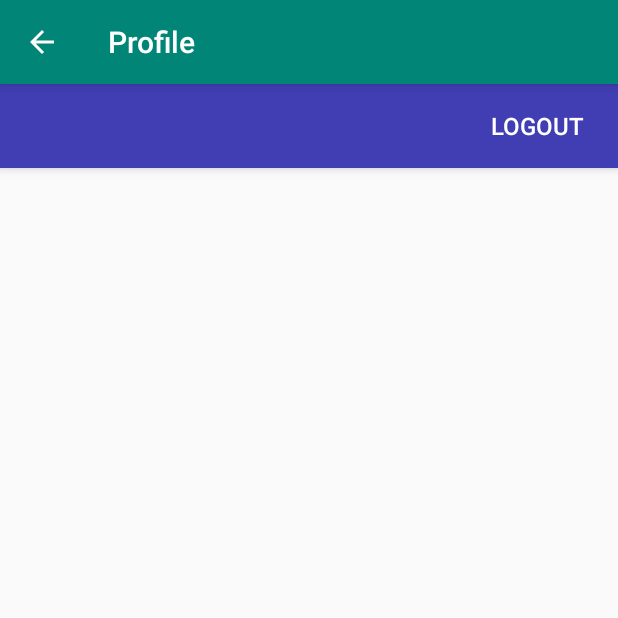
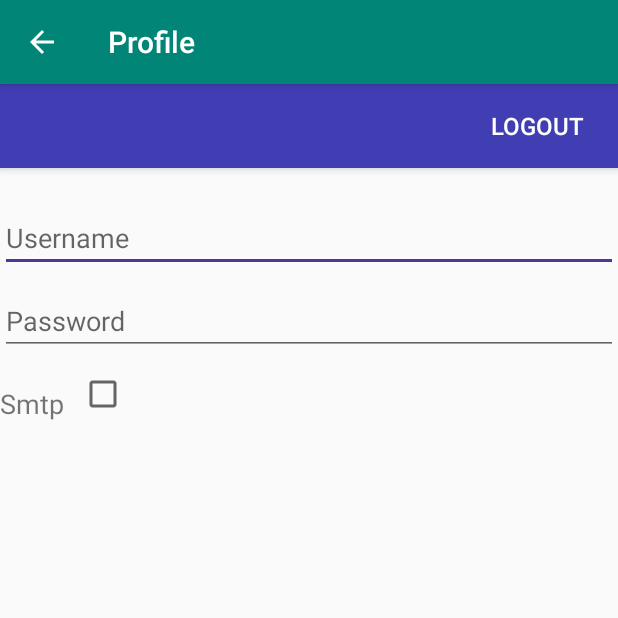
Before and after one commit to Mitra236/doPostAndroid, an Android app: the ProfileActivity screen opened directly, with no data from a screen before it, on a phone screen of 412 x 824 dp, the top half of it. Run offline under Robolectric (Android 15) with nearby library versions, the phone set to English and light mode, and no system bars; 1 statement that could not run was skipped.

Commit message:
Dodati username, password i checkbox

```diff
--- a/DoPostEmail/app/src/main/res/layout/activity_profile.xml
+++ b/DoPostEmail/app/src/main/res/layout/activity_profile.xml
@@ -13,10 +13,10 @@
         android:id="@+id/username"
         android:layout_width="fill_parent"
         android:layout_height="wrap_content"
+        android:layout_marginTop="80dp"
         android:ems="10"
+        android:hint="Username"
         android:inputType="text"
-        android:hint="Username"
-        android:layout_marginTop="10dp"
         android:text="" />
 
     <EditText
@@ -24,9 +24,30 @@
         android:layout_width="fill_parent"
         android:layout_height="wrap_content"
         android:ems="10"
-        android:inputType="text"
+        android:inputType="textPassword"
+        android:layout_below="@+id/username"
         android:hint="Password"
         android:layout_marginTop="10dp"
         android:text="" />
 
+    <TextView
+        android:layout_width="wrap_content"
+        android:layout_height="wrap_content"
+        android:text="Smtp" android:id="@+id/textview_smtp"
+        android:layout_below="@+id/password"
+        android:textSize="18sp"
+        android:layout_marginTop="20dp"/>
+
+    <CheckBox
+        android:layout_width="wrap_content"
+        android:layout_height="wrap_content"
+        android:defaultValue="false"
+        android:layout_marginTop="10dp"
+        android:layout_marginLeft="10dp"
+        android:key="smtp"
+        android:title="Smtp"
+        android:layout_below="@id/password"
+        android:layout_toRightOf="@id/textview_smtp"
+        android:layout_toEndOf="@+id/textview_smtp"/>
+
 </RelativeLayout>
```
